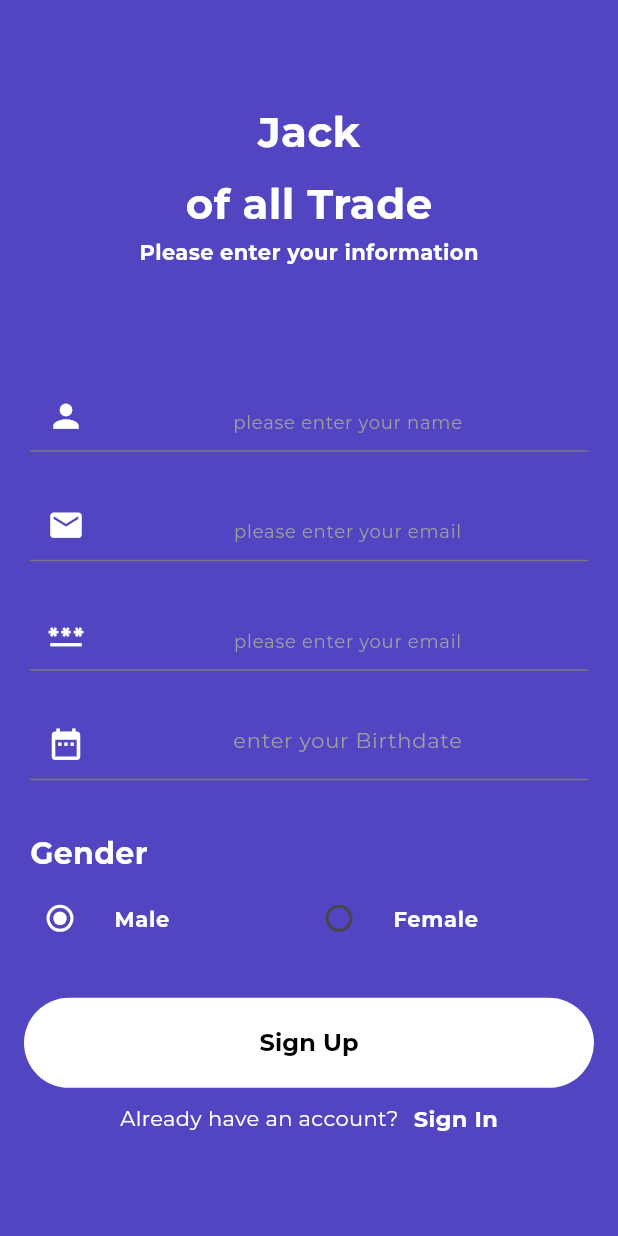
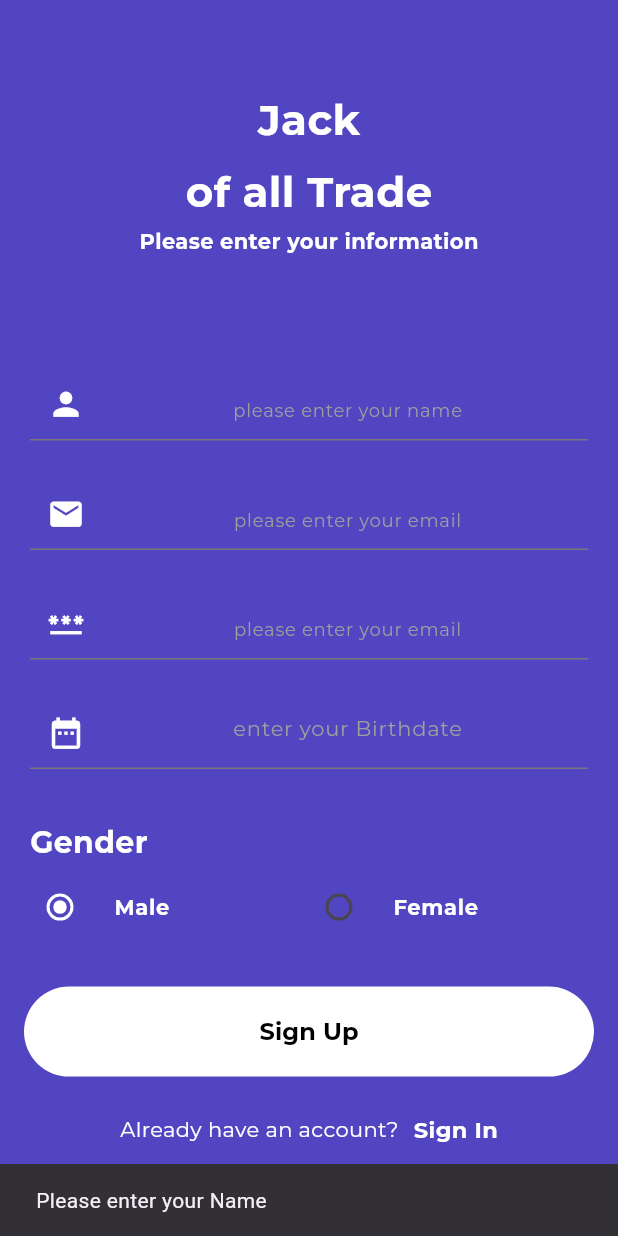
Before and after one commit to Alfonzo-Kgakole/flutter_auth_ui, a Flutter app: the screen it shows after launch, after a tap on "Sign Up", on a phone screen of 412 x 824 dp. Run offline on Flutter 3.47's test engine with Material 2 defaults, Android fonts, the phone set to English and light mode, and no system bars; our stand-ins replace google_fonts.

Commit message:
i have now added functionality to the button and when users try to sign up without entering their details, an error will show up telling the user to enter the missing info

```diff
--- a/lib/pages/registrationPage.dart
+++ b/lib/pages/registrationPage.dart
@@ -1,9 +1,11 @@
 import 'package:flutter/material.dart';
 import 'package:flutter_auth_ui/utils/appColors.dart';
 import 'package:flutter_auth_ui/widgets/inputText_Widget.dart';
+import 'package:flutter_auth_ui/widgets/methods.dart';
 import 'package:flutter_auth_ui/widgets/primaryButton.dart';
 import 'package:google_fonts/google_fonts.dart';
 import 'package:intl/intl.dart';
+import '../widgets/methods.dart';
 
 class Registration extends StatefulWidget {
   const Registration({super.key});
@@ -132,11 +134,12 @@ class _RegistrationState extends State<Registration> {
                 crossAxisAlignment: CrossAxisAlignment.start,
                 children: [
                   const SizedBox(height: 10),
-                  Text("Gender", style: GoogleFonts.montserrat(
-                    color: AppColors.whiteColor,
-                    fontSize: 20,
-                    fontWeight: FontWeight.bold
-                  ),
+                  Text(
+                    "Gender",
+                    style: GoogleFonts.montserrat(
+                        color: AppColors.whiteColor,
+                        fontSize: 20,
+                        fontWeight: FontWeight.bold),
                   ),
                   Row(
                     children: [
@@ -190,25 +193,61 @@ class _RegistrationState extends State<Registration> {
               ),
             ),
             const SizedBox(height: 25),
-            const button(text: 'Sign Up',),
-            const SizedBox(height: 10,),
+            button(
+              text: 'Sign Up',
+              onPressed: () {
+                if (isValidate()) {
+                  print("data is valid");
+                }
+              },
+            ),
+            const SizedBox(
+              height: 25,
+            ),
             Row(
               mainAxisAlignment: MainAxisAlignment.center,
               children: [
-                Text("Already have an account?", style: GoogleFonts.montserrat(
-                  color: AppColors.whiteColor,
-                ),),
-                const SizedBox(width: 10,),
-                Text("Sign In", style: GoogleFonts.montserrat(
-                  color: AppColors.whiteColor,
-                  fontWeight: FontWeight.bold,
-                  fontSize: 15
-                ),),
+                Text(
+                  "Already have an account?",
+                  style: GoogleFonts.montserrat(
+                    color: AppColors.whiteColor,
+                  ),
+                ),
+                const SizedBox(
+                  width: 10,
+                ),
+                Text(
+                  "Sign In",
+                  style: GoogleFonts.montserrat(
+                      color: AppColors.whiteColor,
+                      fontWeight: FontWeight.bold,
+                      fontSize: 15),
+                ),
               ],
             )
           ],
         ),
       ),
     );
+
   }
+  bool isValidate() {
+      if (nameController.text.isEmpty) {
+        showScaffold(context, "Please enter your Name");
+        return false;
+      }
+      if (emailController.text.isEmpty) {
+        showScaffold(context, "Please enter your Email");
+        return false;
+      }
+      if (passwordController.text.isEmpty) {
+        showScaffold(context, "Please enter your Password");
+        return false;
+      }
+      if (birthDateController.text.isEmpty) {
+        showScaffold(context, "Please enter your Birthdate");
+        return false;
+      }
+      return true;
+    }
 }
--- /dev/null
+++ b/lib/widgets/methods.dart
@@ -0,0 +1,5 @@
+import 'package:flutter/material.dart';
+
+showScaffold(BuildContext context, String text) {
+  ScaffoldMessenger.of(context).showSnackBar(SnackBar(content: Text(text)));
+}
--- a/lib/widgets/primaryButton.dart
+++ b/lib/widgets/primaryButton.dart
@@ -4,17 +4,19 @@ import 'package:google_fonts/google_fonts.dart';
 
 class button extends StatelessWidget {
   const button({
-    super.key, required this.text,
+    super.key,
+    required this.text, required this.onPressed,
   });
 
   final String text;
+  final VoidCallback onPressed;
 
   @override
   Widget build(BuildContext context) {
     return SizedBox(
         height: 60,
         child: MaterialButton(
-          onPressed: () {},
+          onPressed:onPressed,
           elevation: 5,
           child: Container(
             decoration: BoxDecoration(
```
